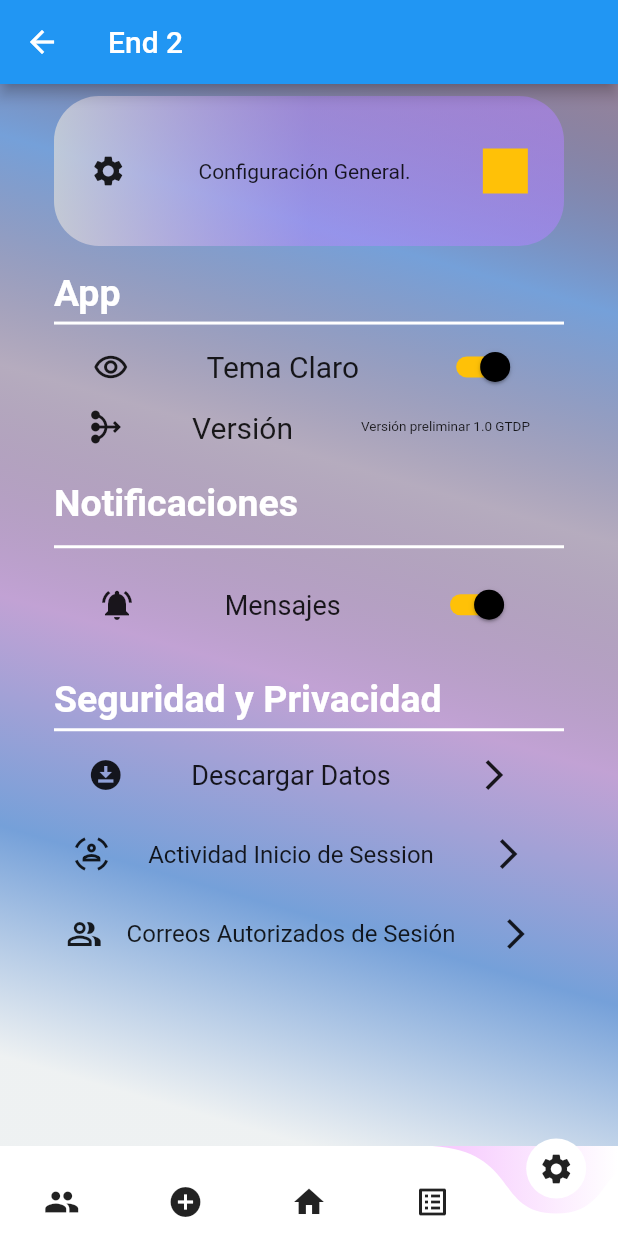
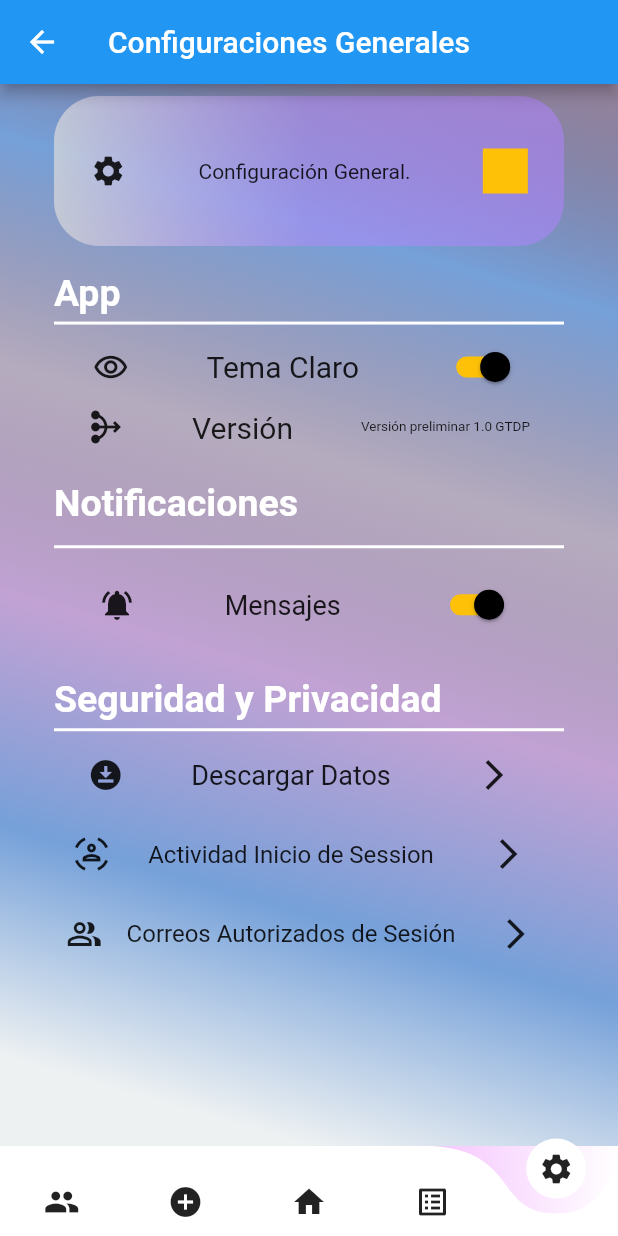
Before and after one commit to notlimdev/App_Vestimenta_Flutter, a Flutter app: the MainAppBar screen opened directly, item 5 of the bottom bar chosen, on a phone screen of 412 x 824 dp. Run offline on Flutter 3.47's test engine with Material 2 defaults, Android fonts, the phone set to English and light mode, and no system bars; drawn by our look-alikes of curved_navigation_bar; our stand-ins replace cloud_firestore, firebase_core, flutter_svg, percent_indicator; accounts and stored records are empty.

Commit message:
agregando la vagenacion de paginas y el titulo del appbar en cada seccion

```diff
--- a/lib/main.dart
+++ b/lib/main.dart
@@ -1,6 +1,6 @@
 //import 'package:app_vestimenta/mainpages/mainappbar.dart';
 import 'package:flutter/material.dart';
-import 'package:app_vestimenta/Login/loginsesion.dart';
+import 'package:app_vestimenta/Login/login.dart';
 
 
 void main() {
@@ -25,7 +25,7 @@ class MyApp extends StatelessWidget {
 
       initialRoute: "/",
       routes: {
-        "/": (context) => const  LoginSesion(),
+        "/": (context) => const  Login(),
       },
       debugShowCheckedModeBanner: false,
     );
--- a/lib/mainpages/mainappbar.dart
+++ b/lib/mainpages/mainappbar.dart
@@ -59,7 +59,7 @@ class _MainAppBarState extends State<MainAppBar> {
     const Settings()
 
   ];
-  int index =3;
+  int index =2;
   @override
   Widget build(BuildContext context) {
     /*return Scaffold(
@@ -94,7 +94,6 @@ class _MainAppBarState extends State<MainAppBar> {
       );*/
     return Scaffold(
       backgroundColor: Colors.transparent,
-      appBar: AppBar(title: const Text("End 2"),),
       /*floatingActionButton: FloatingActionButton(
         onPressed: (){},
         backgroundColor: Colors.blue,
--- a/lib/sectionsPages/addtrajes.dart
+++ b/lib/sectionsPages/addtrajes.dart
@@ -7,6 +7,7 @@ class AddVestments extends StatelessWidget {
   @override
   Widget build(BuildContext context) {
     return Scaffold(
+      appBar: AppBar(title: const Text('Añadir'),),
       body: Column(
         children: <Widget>[
           //Expancion de Fondo Gradiente
--- a/lib/sectionsPages/home.dart
+++ b/lib/sectionsPages/home.dart
@@ -7,6 +7,9 @@ class Home extends StatelessWidget {
   @override
   Widget build(BuildContext context) {
     return Scaffold(
+      appBar: AppBar(
+        title: const Text('Seccción Principal'),
+      ),
       body:
       Column(
         children: <Widget>[
--- a/lib/sectionsPages/listpedidos.dart
+++ b/lib/sectionsPages/listpedidos.dart
@@ -12,6 +12,9 @@ class _ListOrdersState extends State<ListOrders> {
   @override
   Widget build(BuildContext context) {
     return Scaffold(
+      appBar: AppBar(
+        title: const Text('Listado de Trajes Y Pedidos'),
+      ),
       body: Column(
         children: <Widget>[
           //Expancion de Fondo Gradiente
--- a/lib/sectionsPages/perfil.dart
+++ b/lib/sectionsPages/perfil.dart
@@ -6,6 +6,9 @@ class Profile extends StatelessWidget {
   @override
   Widget build(BuildContext context) {
     return Scaffold(
+      appBar: AppBar(
+        title: const Text('Perfil'),
+      ),
       body: Column(
         children: <Widget>[
           //Expancion de Fondo Gradiente
--- a/lib/sectionsPages/settings.dart
+++ b/lib/sectionsPages/settings.dart
@@ -46,6 +46,9 @@ class _SettingsState extends State<Settings> {
   @override
   Widget build(BuildContext context) {
     return Scaffold(
+      appBar: AppBar(
+        title: const Text('Configuraciones Generales'),
+      ),
       body: Column(
         children: <Widget>[
           //Expancion de Fondo Gradiente
```
Also changed, not shown: lib/Login/login.dart (+6 -1 lines), lib/Login/loginsesion.dart (+26 -6 lines).
